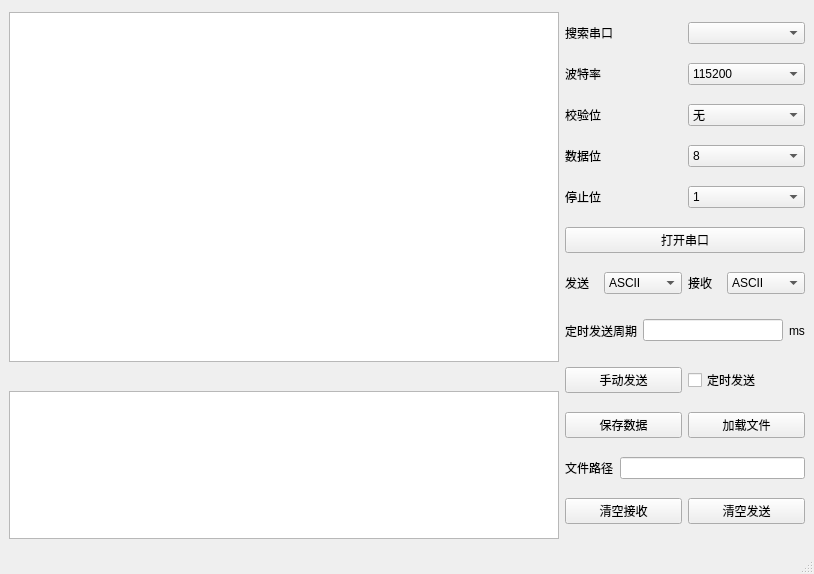
Old version of the form mainwindow.ui in the repository duangxin/SerialDebug.
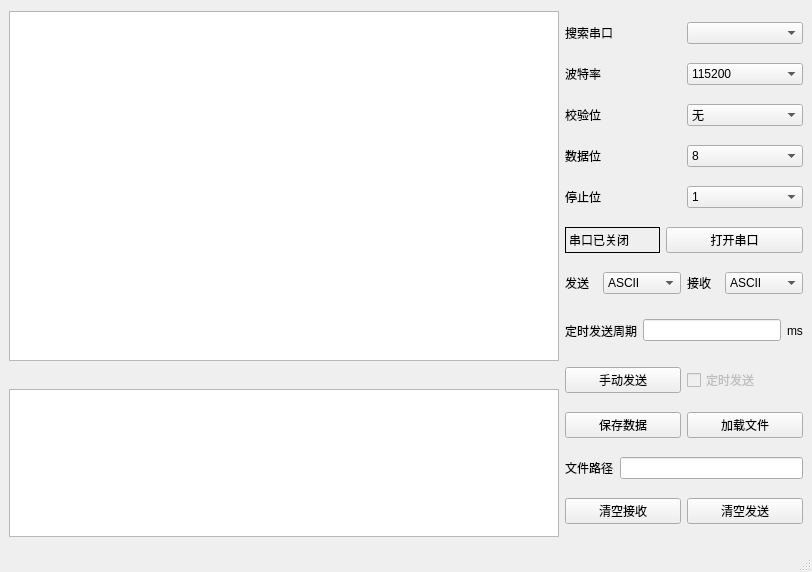
New version of the form.

Commit message: achieve the open/close port function

```diff
--- a/mainwindow.ui
+++ b/mainwindow.ui
@@ -6,8 +6,8 @@
    <rect>
     <x>0</x>
     <y>0</y>
-    <width>814</width>
-    <height>574</height>
+    <width>812</width>
+    <height>572</height>
    </rect>
   </property>
   <property name="focusPolicy">
@@ -19,8 +19,6 @@
   <widget class="QWidget" name="centralwidget">
    <layout class="QHBoxLayout" name="horizontalLayout_12">
     <item>
-     <layout class="QHBoxLayout" name="horizontalLayout_11">
-      <item>
        <layout class="QVBoxLayout" name="verticalLayout_4">
         <property name="sizeConstraint">
          <enum>QLayout::SetDefaultConstraint</enum>
@@ -88,7 +86,7 @@
        </layout>
       </item>
       <item>
-       <layout class="QVBoxLayout" name="verticalLayout_3">
+     <layout class="QVBoxLayout" name="verticalLayout">
         <item>
          <layout class="QHBoxLayout" name="horizontalLayout_1">
           <item>
@@ -238,12 +236,38 @@
          </layout>
         </item>
         <item>
+       <layout class="QHBoxLayout" name="horizontalLayout_11">
+        <item>
+         <widget class="QLabel" name="stateLabel">
+          <property name="enabled">
+           <bool>true</bool>
+          </property>
+          <property name="maximumSize">
+           <size>
+            <width>95</width>
+            <height>16777215</height>
+           </size>
+          </property>
+          <property name="frameShape">
+           <enum>QFrame::Box</enum>
+          </property>
+          <property name="text">
+           <string>串口已关闭</string>
+          </property>
+          <property name="textFormat">
+           <enum>Qt::AutoText</enum>
+          </property>
+         </widget>
+        </item>
+        <item>
          <widget class="QPushButton" name="ctrlSerialButton">
           <property name="text">
            <string>打开串口</string>
           </property>
          </widget>
         </item>
+       </layout>
+      </item>
         <item>
          <layout class="QHBoxLayout" name="horizontalLayout">
           <item>
@@ -344,6 +368,9 @@
           </item>
           <item>
            <widget class="QCheckBox" name="timecheckBox">
+          <property name="enabled">
+           <bool>false</bool>
+          </property>
             <property name="text">
              <string>定时发送</string>
             </property>
@@ -402,8 +429,6 @@
              <string>清空发送</string>
             </property>
            </widget>
-          </item>
-         </layout>
         </item>
        </layout>
       </item>
```
Lines whose indentation alone changed are shown as unchanged. The commit also changes 2 other files.
